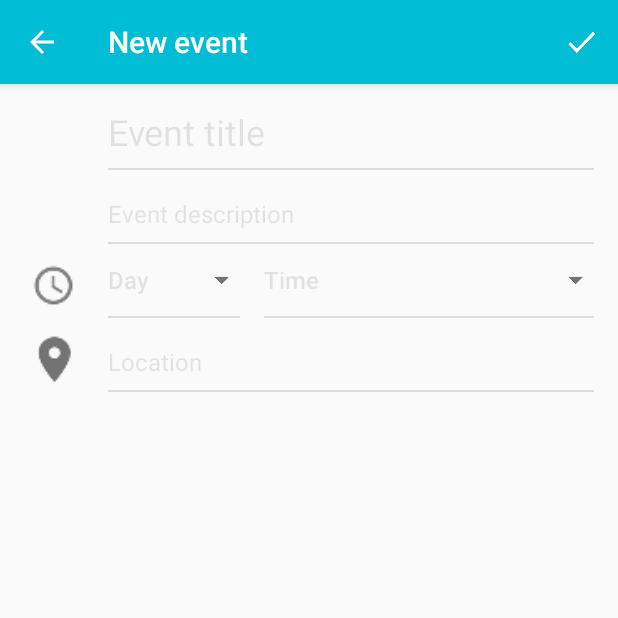
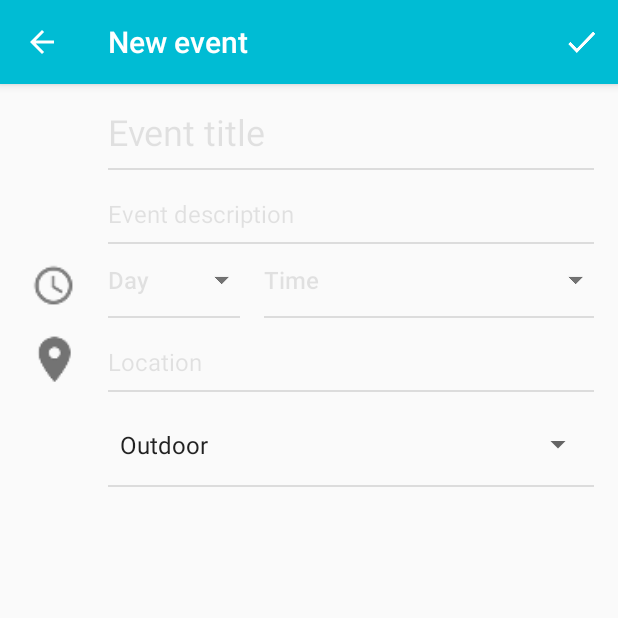
Before and after one commit to bdumeljic/linku, an Android app: the fragment CreateNewEventFragment placed in its activity, on a phone screen of 412 x 824 dp, the top half of it. Run offline under Robolectric (Android 15) with nearby library versions, the phone set to English and light mode, and no system bars.

Commit message:
Added a category picker to event creation

```diff
--- a/app/src/main/java/com/bdlabs_linku/linku/CreateNewEventFragment.java
+++ b/app/src/main/java/com/bdlabs_linku/linku/CreateNewEventFragment.java
@@ -8,9 +8,11 @@ import android.os.Bundle;
 import android.view.LayoutInflater;
 import android.view.View;
 import android.view.ViewGroup;
+import android.widget.ArrayAdapter;
 import android.widget.Button;
 import android.widget.DatePicker;
 import android.widget.EditText;
+import android.widget.Spinner;
 import android.widget.TimePicker;
 import android.widget.Toast;
 
@@ -21,6 +23,7 @@ import com.parse.ParseUser;
 import com.parse.SaveCallback;
 
 import java.util.Date;
+import java.util.List;
 
 
 /**
@@ -41,10 +44,8 @@ public class CreateNewEventFragment extends Fragment {
     EditText mEditLocation;
     Button mEditDay;
     Button mEditTime;
-    DatePicker mDatePicker;
-    TimePicker mTimePicker;
     Date mEventDate;
-    EditText mAttendees;
+    Spinner mCategorySpinner;
 
     int day = -1;
     int month = -1;
@@ -84,6 +85,11 @@ public class CreateNewEventFragment extends Fragment {
         mEditLocation = (EditText) view.findViewById(R.id.event_location_input);
         mEditDay = (Button) view.findViewById(R.id.event_day_input);
         mEditTime = (Button) view.findViewById(R.id.event_time_input);
+
+        mCategorySpinner = (Spinner) view.findViewById(R.id.category);
+        ArrayAdapter<CharSequence> categoryAdapter = new ArrayAdapter<CharSequence>(getActivity(), android.R.layout.simple_spinner_item, (List) Event.CATEGORIES);
+        categoryAdapter.setDropDownViewResource(android.R.layout.simple_spinner_dropdown_item);
+        mCategorySpinner.setAdapter(categoryAdapter);
 
         return view;
     }
@@ -137,7 +143,7 @@ public class CreateNewEventFragment extends Fragment {
             event.setDescription(mEditDescription.getText().toString().trim());
             event.setTime(mEventDate);
             event.setAttending(0);
-            event.setCategory(0);
+            event.setCategory(mCategorySpinner.getSelectedItemPosition());
 
             // TODO Set the location to the location the user picked
             event.setLocation(new ParseGeoPoint(48.8607, 2.3524));
--- a/app/src/main/res/layout/fragment_create_new_event.xml
+++ b/app/src/main/res/layout/fragment_create_new_event.xml
@@ -170,6 +170,27 @@
             </LinearLayout>
         </LinearLayout>
 
+        <LinearLayout
+            android:layout_width="match_parent"
+            android:layout_marginLeft="@dimen/add_event_edit_horizontal_margin"
+            android:layout_height="wrap_content"
+            android:orientation="vertical" >
+
+            <Spinner
+                android:layout_width="match_parent"
+                android:layout_height="wrap_content"
+                android:id="@+id/category"
+                android:prompt="@string/placeholder_category"
+                android:paddingTop="16dp"
+                android:paddingBottom="16dp"/>
+
+            <View
+                android:layout_width="fill_parent"
+                android:layout_height="1dp"
+                android:background="@color/divider_grey"
+                android:layout_marginBottom="@dimen/vertical_8_margin" />
+        </LinearLayout>
+
     </LinearLayout>
 
 </ScrollView>
--- a/app/src/main/res/values/strings.xml
+++ b/app/src/main/res/values/strings.xml
@@ -31,5 +31,6 @@
     <string name="title_events">Events</string>
     <string name="hello_blank_fragment">Hello blank fragment</string>
     <string name="progress_create_event">Creating event ...</string>
+    <string name="placeholder_category">Event type</string>
 
 </resources>
```
